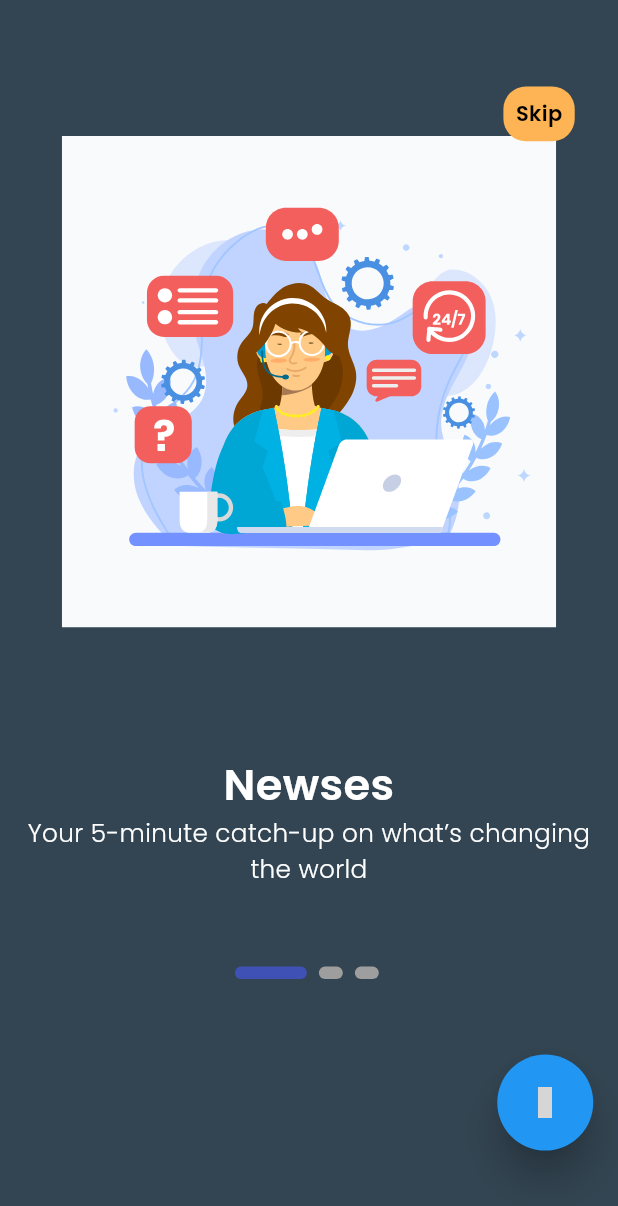
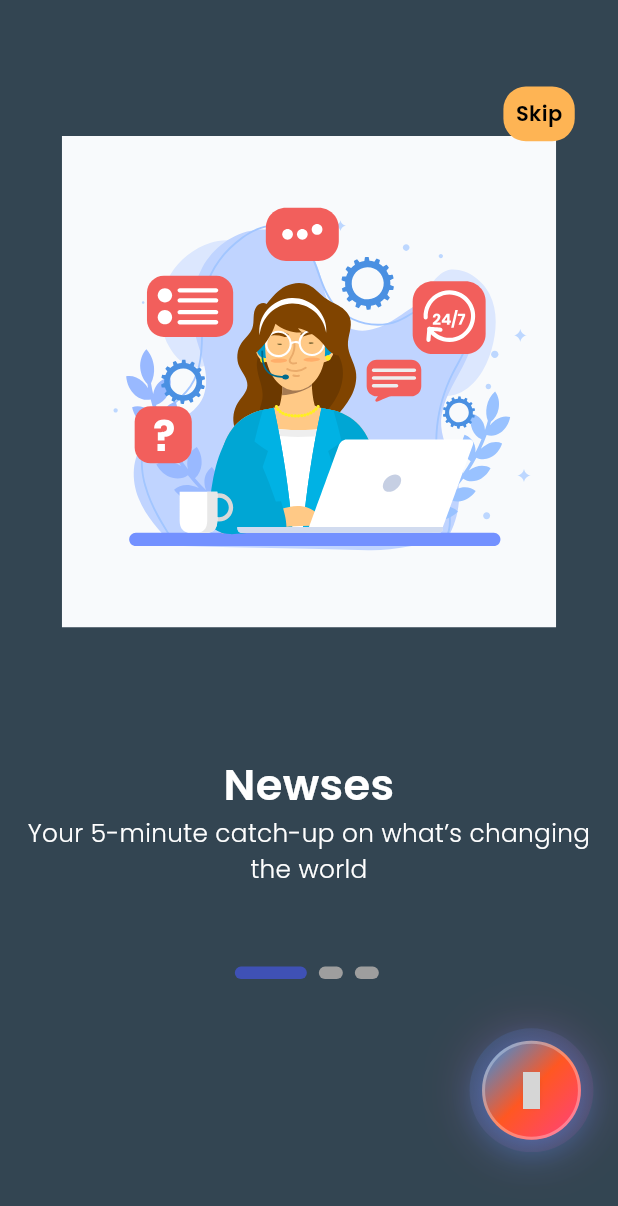
Before and after one commit to MuhammedAnfal/clima_news, a Flutter app: the screen it shows after launch, on a phone screen of 412 x 824 dp. Shown: the top 1206 px of the screen. Run offline on Flutter 3.47's test engine with Material 3 defaults, Android fonts, the phone set to English and light mode, and no system bars; drawn by our look-alikes of smooth_page_indicator; our stand-ins replace cloud_firestore, connectivity_plus, firebase_auth, firebase_core, flutter_native_splash, geocoding and 7 more; accounts and stored records are empty; grey boxes are pictures that could not be loaded.

```diff
--- a/lib/features/authentication/controller/login/login_controller.dart
+++ b/lib/features/authentication/controller/login/login_controller.dart
@@ -18,6 +18,7 @@ class LoginController extends GetxController {
   final emailController = TextEditingController();
   final passwordController = TextEditingController();
   final RxBool isLoading = false.obs;
+
 
   @override
   void dispose() {
--- a/lib/features/authentication/screen/onboarding/widgets/onboarding_next_button.dart
+++ b/lib/features/authentication/screen/onboarding/widgets/onboarding_next_button.dart
@@ -5,39 +5,148 @@ import 'package:flutter/material.dart';
 import '../../../../utils/device/device_utility.dart';
 import 'package:iconsax/iconsax.dart';
 
-class OnBoardingNextButton extends StatelessWidget {
+class OnBoardingNextButton extends StatefulWidget {
   const OnBoardingNextButton({super.key});
+
+  @override
+  State<OnBoardingNextButton> createState() => _OnBoardingNextButtonState();
+}
+
+class _OnBoardingNextButtonState extends State<OnBoardingNextButton>
+    with SingleTickerProviderStateMixin {
+  late AnimationController _animationController;
+  late Animation<double> _pulseAnimation;
+  late Animation<double> _glowAnimation;
+
+  @override
+  void initState() {
+    super.initState();
+    _animationController = AnimationController(
+      vsync: this,
+      duration: const Duration(milliseconds: 2000),
+    )..repeat(reverse: true);
+
+    _pulseAnimation = Tween<double>(begin: 1.0, end: 1.1).animate(
+      CurvedAnimation(parent: _animationController, curve: Curves.easeInOut),
+    );
+
+    _glowAnimation = Tween<double>(begin: 0.6, end: 1.0).animate(
+      CurvedAnimation(parent: _animationController, curve: Curves.easeInOut),
+    );
+  }
+
+  @override
+  void dispose() {
+    _animationController.dispose();
+    super.dispose();
+  }
 
   @override
   Widget build(BuildContext context) {
     return Positioned(
       right: context.screenWidth * 0.04,
       bottom: AppDeviceUtility.getBottomNavigationBarHeight(),
-      child: ElevatedButton(
-        style: ElevatedButton.styleFrom(
-          elevation: 10,
-          shadowColor: Colors.black,
-          animationDuration: Duration(seconds: 1),
-          fixedSize: Size(
-            context.screenWidth * 0.08,
-            context.screenHeight * 0.08,
+      child: AnimatedBuilder(
+        animation: _animationController,
+        builder: (context, child) {
+          return Stack(
+            alignment: Alignment.center,
+            children: [
+              //-- Outer pulsing ring
+              Transform.scale(
+                scale: _pulseAnimation.value,
+                child: Container(
+                  width: context.screenWidth * 0.2,
+                  height: context.screenWidth * 0.2,
+                  decoration: BoxDecoration(
+                    shape: BoxShape.circle,
+                    gradient: LinearGradient(
+                      colors: [
+                        AppColors.primaryColor.withOpacity(
+                          0.3 * _glowAnimation.value,
                         ),
-          shape: const CircleBorder(),
-          backgroundColor: AppColors.primaryColor,
+                        Colors.pinkAccent.withOpacity(
+                          0.2 * _glowAnimation.value,
                         ),
-        onPressed: () {
+                      ],
+                      begin: Alignment.topLeft,
+                      end: Alignment.bottomRight,
+                    ),
+                  ),
+                ),
+              ),
+
+              //-- Main button with gradient
+              Container(
+                width: context.screenWidth * 0.16,
+                height: context.screenWidth * 0.16,
+                decoration: BoxDecoration(
+                  shape: BoxShape.circle,
+                  gradient: LinearGradient(
+                    colors: [
+                      AppColors.primaryColor,
+                      Colors.deepOrange,
+                      Colors.pinkAccent.shade200,
+                    ],
+                    begin: Alignment.topLeft,
+                    end: Alignment.bottomRight,
+                  ),
+                  boxShadow: [
+                    BoxShadow(
+                      color: AppColors.primaryColor.withOpacity(0.6),
+                      blurRadius: 20,
+                      spreadRadius: 2,
+                      offset: const Offset(0, 4),
+                    ),
+                    BoxShadow(
+                      color: Colors.pinkAccent.withOpacity(
+                        0.4 * _glowAnimation.value,
+                      ),
+                      blurRadius: 30,
+                      spreadRadius: 5,
+                      offset: const Offset(0, 0),
+                    ),
+                  ],
+                ),
+                child: Material(
+                  color: Colors.transparent,
+                  child: InkWell(
+                    onTap: () {
                       //-- jumping to next page while tap
                       OnboardingController.instance.nextPage();
                     },
-
-        //-- arrow icon
+                    borderRadius: BorderRadius.circular(100),
+                    splashColor: Colors.white.withOpacity(0.3),
+                    highlightColor: Colors.white.withOpacity(0.1),
+                    child: Container(
+                      decoration: BoxDecoration(
+                        shape: BoxShape.circle,
+                        border: Border.all(
+                          color: Colors.white.withOpacity(0.3),
+                          width: 2,
+                        ),
+                      ),
+                      child: Center(
                         child: Icon(
                           Iconsax.arrow_right_3,
                           color: AppColors.white,
-          blendMode: BlendMode.dstOut,
-
-          size: context.screenWidth * 0.05,
+                          size: context.screenWidth * 0.06,
+                          shadows: [
+                            Shadow(
+                              color: Colors.black.withOpacity(0.3),
+                              offset: const Offset(0, 2),
+                              blurRadius: 4,
                             ),
+                          ],
+                        ),
+                      ),
+                    ),
+                  ),
+                ),
+              ),
+            ],
+          );
+        },
       ),
     );
   }
--- a/lib/features/news/screens/home/widgets/weather_forecast_tile.dart
+++ b/lib/features/news/screens/home/widgets/weather_forecast_tile.dart
@@ -36,7 +36,6 @@ class ForecastDetailsTile extends StatelessWidget {
                 color: AppColors.lightBackground,
               ),
               margin: EdgeInsets.only(bottom: context.screenWidth * 0.02),
-
               child: Row(
                 mainAxisAlignment: MainAxisAlignment.spaceBetween,
                 children: [
--- a/lib/features/news/screens/news/news_details_screen.dart
+++ b/lib/features/news/screens/news/news_details_screen.dart
@@ -39,6 +39,7 @@ class NewsDetailsScreen extends StatelessWidget {
           child: SingleChildScrollView(
             child: Column(
               children: [
+
                 //-- showing news image
                 Container(
                   decoration: BoxDecoration(borderRadius: BorderRadius.circular(30)),
```
Also changed, not shown: pubspec.lock, 4 other files. Lines whose indentation alone changed are shown as unchanged.
